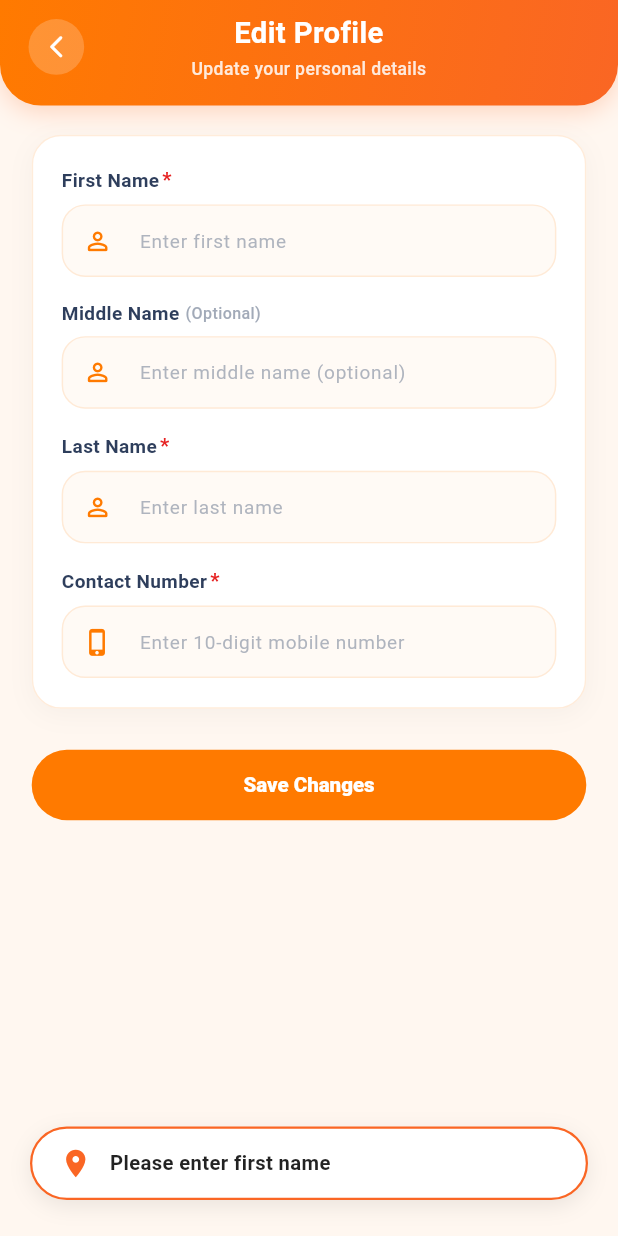
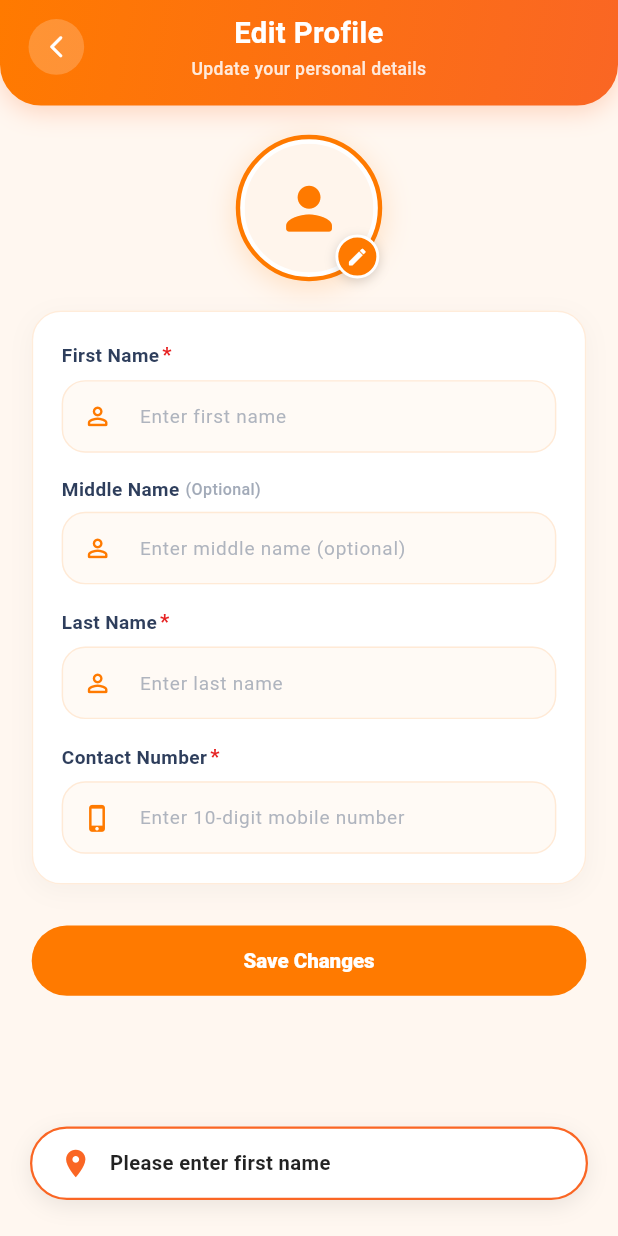
Before and after one commit to sneha-neosao/NSDeliveryVendorApp, a Flutter app: the EditProfileScreen screen opened by its route, after a tap on "Save Changes", on a phone screen of 412 x 824 dp. Run offline on Flutter 3.47's test engine with Material 3 defaults, Android fonts, the phone set to English and light mode, and no system bars; our stand-ins replace connectivity_plus, dio, easy_localization, equatable, firebase_core, firebase_messaging and 11 more; missing offline and left inert: gif_view, tanstack_query; accounts and stored records are empty; network calls fail; Roboto replaces fonts that are missing (Geist).

Commit message:
profile showing changes done in both setting screen and edit profile screen

```diff
--- a/lib/src/features/settings/presentation/pages/edit_profile_screen.dart
+++ b/lib/src/features/settings/presentation/pages/edit_profile_screen.dart
@@ -13,6 +13,7 @@ import '../../../widgets/snackbar_widget.dart';
 import '../../bloc/profile_bloc/profile_bloc.dart';
 import '../../bloc/profile_update_bloc/profile_update_bloc.dart';
 import '../../bloc/profile_update_form_bloc/profile_update_form_bloc.dart';
+import '../widgets/edit_profile_avatar_widget.dart';
 import '../widgets/edit_profile_header_widget.dart';
 import '../widgets/edit_profile_input_widget.dart';
 import '../widgets/edit_profile_shimmer_widget.dart';
@@ -33,6 +34,7 @@ class _EditProfileScreenState extends State<EditProfileScreen> {
   final TextEditingController _lastNameController = TextEditingController();
   final TextEditingController _contactController = TextEditingController();
 
+  String? _imageUrl;
   bool _isDataPopulated = false;
 
   @override
@@ -71,6 +73,7 @@ class _EditProfileScreenState extends State<EditProfileScreen> {
         final fName = _cleanString(restaurant.firstName);
         final mName = _cleanString(restaurant.middleName);
         final lName = _cleanString(restaurant.lastName);
+        final img = _cleanString(restaurant.entityImage);
 
         if (_firstNameController.text.isEmpty && fName != null) {
           _firstNameController.text = fName;
@@ -80,6 +83,9 @@ class _EditProfileScreenState extends State<EditProfileScreen> {
         }
         if (_lastNameController.text.isEmpty && lName != null) {
           _lastNameController.text = lName;
+        }
+        if (img != null) {
+          _imageUrl = img;
         }
       });
     }
@@ -127,11 +133,13 @@ class _EditProfileScreenState extends State<EditProfileScreen> {
                     final mName = _cleanString(profile.middleName);
                     final lName = _cleanString(profile.lastName);
                     final contact = _cleanString(profile.entityContact);
+                    final img = _cleanString(profile.entityImage);
 
                     _firstNameController.text = fName ?? '';
                     _middleNameController.text = mName ?? '';
                     _lastNameController.text = lName ?? '';
                     _contactController.text = contact ?? '';
+                    if (img != null) _imageUrl = img;
                   });
 
                   context.read<ProfileUpdateFormBloc>().add(
@@ -188,8 +196,24 @@ class _EditProfileScreenState extends State<EditProfileScreen> {
                   child: Form(
                     key: _formKey,
                     child: Column(
-                      crossAxisAlignment: CrossAxisAlignment.start,
+                      crossAxisAlignment: CrossAxisAlignment.center,
                       children: [
+                        // Circular Profile Image with Orange Border
+                        BlocBuilder<ProfileBloc, ProfileState>(
+                          builder: (context, profileState) {
+                            final isProfileLoading =
+                                (profileState is ProfileLoadingState ||
+                                        profileState is ProfileInitialState) &&
+                                    !_isDataPopulated;
+
+                            return EditProfileAvatarWidget(
+                              imageUrl: _imageUrl,
+                              isLoading: isProfileLoading,
+                            );
+                          },
+                        ),
+                        20.hS,
+
                         // Input Form Container with Shimmer
                         BlocBuilder<ProfileBloc, ProfileState>(
                           builder: (context, profileState) {
--- /dev/null
+++ b/lib/src/features/settings/presentation/widgets/edit_profile_avatar_widget.dart
@@ -0,0 +1,145 @@
+import 'package:flutter/material.dart';
+import 'package:flutter_screenutil/flutter_screenutil.dart';
+import 'package:shimmer/shimmer.dart';
+import '../../../../core/theme/app_color.dart';
+
+/// Circular Avatar Widget with orange border and white edit icon for the Edit Profile screen.
+class EditProfileAvatarWidget extends StatelessWidget {
+  final String? imageUrl;
+  final bool isLoading;
+  final double? size;
+  final VoidCallback? onEditTap;
+
+  const EditProfileAvatarWidget({
+    super.key,
+    this.imageUrl,
+    this.isLoading = false,
+    this.size,
+    this.onEditTap,
+  });
+
+  @override
+  Widget build(BuildContext context) {
+    final avatarSize = size ?? 100.r;
+    final hasImage = imageUrl != null &&
+        imageUrl!.trim().isNotEmpty &&
+        imageUrl!.trim().toLowerCase() != 'null' &&
+        imageUrl!.trim().toLowerCase() != 'string';
+
+    return Center(
+      child: Stack(
+        clipBehavior: Clip.none,
+        children: [
+          // Main Circular Avatar Container with Orange Border
+          Container(
+            width: avatarSize,
+            height: avatarSize,
+            decoration: BoxDecoration(
+              shape: BoxShape.circle,
+              color: AppColor.pureWhite,
+              border: Border.all(
+                color: AppColor.primary,
+                width: 3.r,
+              ),
+              boxShadow: [
+                BoxShadow(
+                  color: AppColor.primary.withValues(alpha: 0.2),
+                  blurRadius: 16,
+                  offset: const Offset(0, 4),
+                  spreadRadius: 0,
+                ),
+              ],
+            ),
+            padding: EdgeInsets.all(3.r),
+            child: ClipOval(
+              child: Container(
+                width: double.infinity,
+                height: double.infinity,
+                color: AppColor.orangeTint2.withValues(alpha: 0.5),
+                child: isLoading
+                    ? Shimmer.fromColors(
+                        baseColor: AppColor.border.withValues(alpha: 0.35),
+                        highlightColor: AppColor.pureWhite,
+                        child: Container(
+                          width: double.infinity,
+                          height: double.infinity,
+                          color: AppColor.pureWhite,
+                        ),
+                      )
+                    : hasImage
+                        ? Image.network(
+                            imageUrl!.trim(),
+                            fit: BoxFit.cover,
+                            loadingBuilder: (context, child, loadingProgress) {
+                              if (loadingProgress == null) return child;
+                              return Shimmer.fromColors(
+                                baseColor:
+                                    AppColor.border.withValues(alpha: 0.35),
+                                highlightColor: AppColor.pureWhite,
+                                child: Container(
+                                  width: double.infinity,
+                                  height: double.infinity,
+                                  color: AppColor.pureWhite,
+                                ),
+                              );
+                            },
+                            errorBuilder: (context, error, stackTrace) =>
+                                Center(
+                              child: Icon(
+                                Icons.person_rounded,
+                                color: AppColor.primary,
+                                size: (avatarSize * 0.48).r,
+                              ),
+                            ),
+                          )
+                        : Center(
+                            child: Icon(
+                              Icons.person_rounded,
+                              color: AppColor.primary,
+                              size: (avatarSize * 0.48).r,
+                            ),
+                          ),
+              ),
+            ),
+          ),
+
+          // White Edit Icon Badge with Orange Background & White Border
+          Positioned(
+            bottom: 2.r,
+            right: 2.r,
+            child: GestureDetector(
+              onTap: onEditTap,
+              behavior: HitTestBehavior.opaque,
+              child: Container(
+                width: 30.r,
+                height: 30.r,
+                decoration: BoxDecoration(
+                  shape: BoxShape.circle,
+                  color: AppColor.primary,
+                  border: Border.all(
+                    color: AppColor.pureWhite,
+                    width: 2.r,
+                  ),
+                  boxShadow: [
+                    BoxShadow(
+                      color: AppColor.black.withValues(alpha: 0.18),
+                      blurRadius: 6,
+                      offset: const Offset(0, 2),
+                    ),
+                  ],
+                ),
+                child: Center(
+                  child: Icon(
+                    Icons.edit_rounded,
+                    color: AppColor.pureWhite,
+                    size: 15.r,
+                  ),
+                ),
+              ),
+            ),
+          ),
+        ],
+      ),
+    );
+  }
+}
--- a/lib/src/features/settings/presentation/widgets/profile_info_card_widget.dart
+++ b/lib/src/features/settings/presentation/widgets/profile_info_card_widget.dart
@@ -9,6 +9,7 @@ class ProfileInfoCardWidget extends StatelessWidget {
   final String email;
   final String phoneNumber;
   final String? imageUrl;
+  final bool isLoading;
   final VoidCallback? onEditTap;
 
   const ProfileInfoCardWidget({
@@ -17,6 +18,7 @@ class ProfileInfoCardWidget extends StatelessWidget {
     this.email = 'aashukale15@gmail.com',
     this.phoneNumber = '+91 98765 43210',
     this.imageUrl,
+    this.isLoading = false,
     this.onEditTap,
   });
 
@@ -48,6 +50,7 @@ class ProfileInfoCardWidget extends StatelessWidget {
           StoreAvatarWidget(
             size: 72.r,
             imageUrl: imageUrl,
+            isLoading: isLoading,
           ),
           14.wS,
           // Vendor Details (Store name, Email, Phone number)
```
Also changed, not shown: lib/src/features/dashboard/presentation/widgets/dashboard_header_widget.dart (+14 -0 lines), lib/src/features/settings/presentation/pages/settings_screen.dart (+11 -1 lines), lib/src/features/settings/presentation/widgets/store_avatar_widget.dart (+29 -0 lines).
